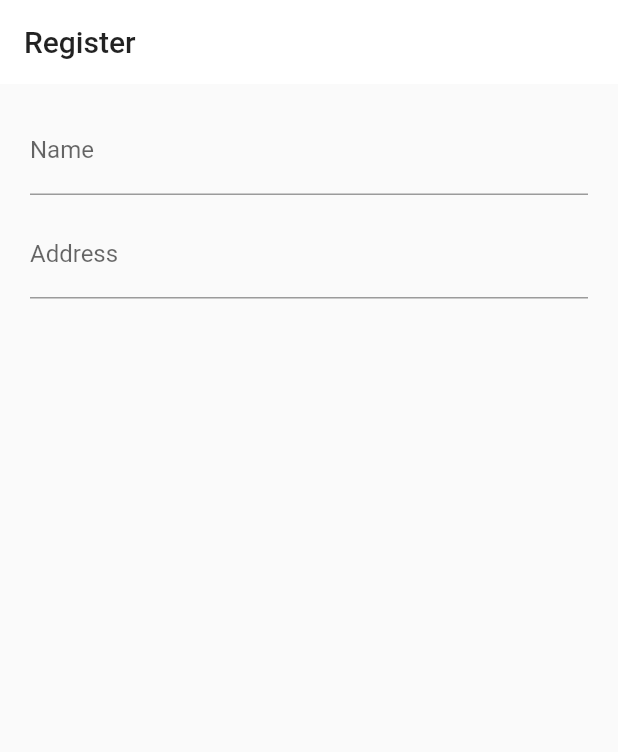
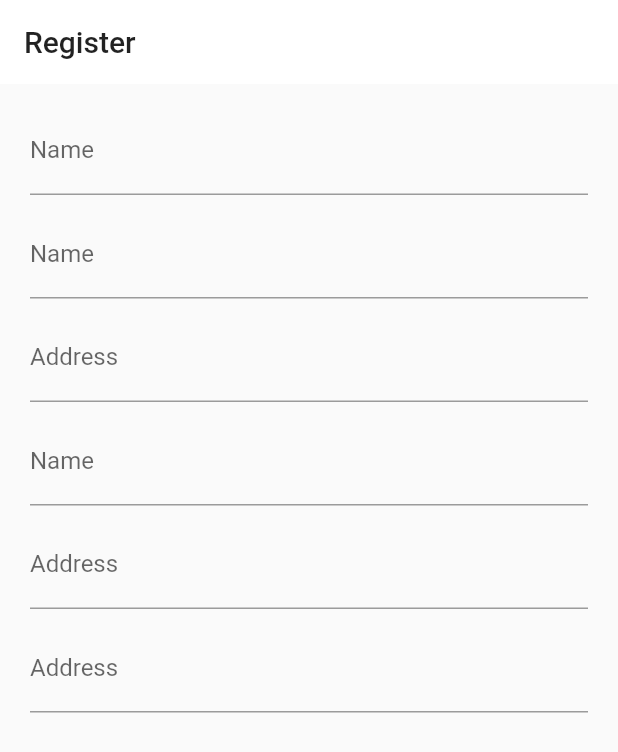
Before and after one commit to ademrizki/vaksin_kasehat, a Flutter app: the RegisterScreen screen opened by its route, on a phone screen of 412 x 824 dp. Shown: the top 752 px of the screen. Run offline on Flutter 3.47's test engine with Material 2 defaults, Android fonts, the phone set to English and light mode, and no system bars; our stand-ins replace firebase_auth, firebase_core, google_fonts, image_picker, pin_input_text_field, progress_dialog; missing offline and left inert: firebase_ml_vision; accounts and stored records are empty.

```diff
--- a/lib/business_logic/providers/authentication/phone_authentication_provider.dart
+++ b/lib/business_logic/providers/authentication/phone_authentication_provider.dart
@@ -1,6 +1,6 @@
 import 'package:flutter/material.dart';
 import 'package:progress_dialog/progress_dialog.dart';
-import 'package:vaksin_kasehat/services/firebase_authentication/phone_authentication_services.dart';
+import 'package:vaksin_kasehat/services/firebase_services/phone_authentication_services.dart';
 
 class PhoneAuthenticationProvider extends ChangeNotifier
     with FirebasePhoneAuthenticationServices {
--- a/lib/business_logic/providers/authentication/register_provider.dart
+++ b/lib/business_logic/providers/authentication/register_provider.dart
@@ -1,7 +1,20 @@
 import 'package:flutter/material.dart';
 
 class RegisterProvider extends ChangeNotifier {
+  final maritalStatusController = TextEditingController();
+  final nationalityController = TextEditingController();
+  final birthPlaceController = TextEditingController();
+  final professionController = TextEditingController();
+  final provinceController = TextEditingController();
+  final religionController = TextEditingController();
+  final districtController = TextEditingController();
+  final addressController = TextEditingController();
+  final sexTypeController = TextEditingController();
+  final villageController = TextEditingController();
+  final nameController = TextEditingController();
+  final cityController = TextEditingController();
+  final idController = TextEditingController();
   final formKey = GlobalKey<FormState>();
-  final nameController = TextEditingController();
-  final addressController = TextEditingController();
+
+  DateTime birthDate;
 }
--- a/lib/ui/screens/auth/register_screen.dart
+++ b/lib/ui/screens/auth/register_screen.dart
@@ -24,6 +24,16 @@ class RegisterScreen extends StatelessWidget {
           physics: BouncingScrollPhysics(),
           children: <Widget>[
             TextFormField(
+              controller: _provider.idController,
+              validator: (String value) =>
+                  value.length < 8 ? 'Please, fill ID properly' : null,
+              textInputAction: TextInputAction.next,
+              decoration: InputDecoration(
+                labelText: 'Name',
+              ),
+            ),
+            Space(height: 10),
+            TextFormField(
               controller: _provider.nameController,
               validator: (String value) =>
                   value.length < 3 ? 'Please, fill name properly' : null,
@@ -42,6 +52,36 @@ class RegisterScreen extends StatelessWidget {
                 labelText: 'Address',
               ),
             ),
+            Space(height: 10),
+            TextFormField(
+              controller: _provider.birthPlaceController,
+              validator: (String value) =>
+                  value.length < 3 ? 'Please, fill birth place properly' : null,
+              textInputAction: TextInputAction.next,
+              decoration: InputDecoration(
+                labelText: 'Name',
+              ),
+            ),
+            Space(height: 10),
+            TextFormField(
+              controller: _provider.sexTypeController,
+              validator: (String value) =>
+                  value.length < 3 ? 'Please, fill address properly' : null,
+              textInputAction: TextInputAction.next,
+              decoration: InputDecoration(
+                labelText: 'Address',
+              ),
+            ),
+            Space(height: 10),
+            TextFormField(
+              controller: _provider.provinceController,
+              validator: (String value) =>
+                  value.length < 3 ? 'Please, fill address properly' : null,
+              textInputAction: TextInputAction.next,
+              decoration: InputDecoration(
+                labelText: 'Address',
+              ),
+            ),
           ],
         ),
       ),
--- a/pubspec.yaml
+++ b/pubspec.yaml
@@ -20,6 +20,9 @@ dependencies:
   firebase_core: ^0.5.1
   firebase_auth: ^0.18.2
   firebase_analytics: ^6.1.0
+  firebase_ml_vision: ^0.9.8
+
+  image_picker: ^0.6.7+2
 
   provider: ^4.3.2+2
 
```
Also changed, not shown: lib/services/firebase_services/ml_vision_services.dart (added, +35 -0 lines), lib/services/picture_services.dart (added, +75 -0 lines), lib/services/firebase_services/phone_authentication_services.dart (renamed from lib/services/firebase_authentication/phone_authentication_services.dart), pubspec.lock, 1 other file.
